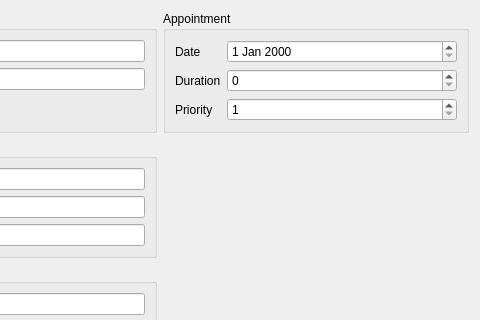
mariedegen/QtProject, file addclientwindow.ui: the form before one commit; both pictures show x 160 to 640 and y 0 to 320 of the 640 by 521 pixel window.
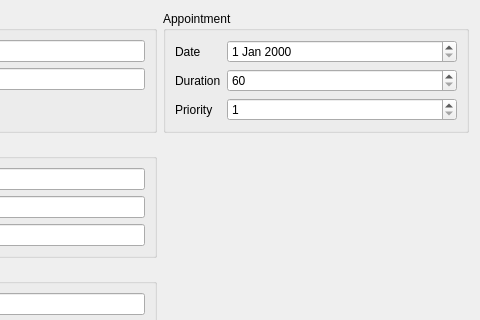
The form after the commit. Icons and pictures are not drawn.

Commit message: min duration for rdv

Diff of the .ui file:
```diff
--- a/addclientwindow.ui
+++ b/addclientwindow.ui
@@ -155,7 +155,14 @@
        </widget>
       </item>
       <item row="1" column="1">
-       <widget class="QSpinBox" name="durationSpinBox"/>
+       <widget class="QSpinBox" name="durationSpinBox">
+        <property name="minimum">
+         <number>60</number>
+        </property>
+        <property name="maximum">
+         <number>120</number>
+        </property>
+       </widget>
       </item>
       <item row="2" column="0">
        <widget class="QLabel" name="priorityLbl">
```
